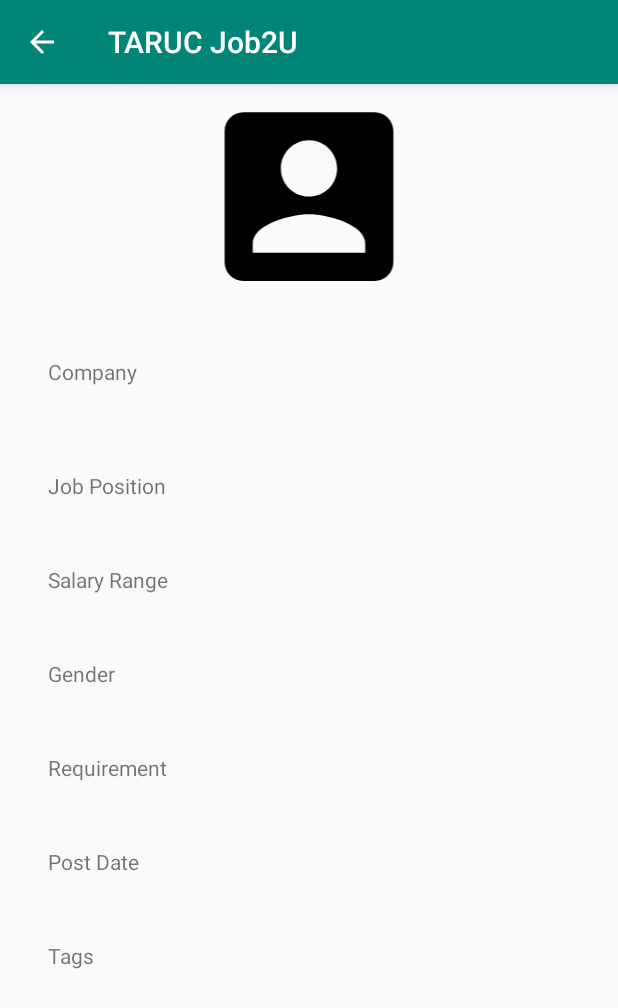
After one commit to DongSin/TARUC_Job2U, an Android app: the JobDetailActivity screen opened directly, with no data from a screen before it, on a phone screen of 412 x 824 dp. The commit adds this screen. Shown: the top 1008 px of the screen. Run offline under Robolectric (Android 15) with nearby library versions, the phone set to English and light mode, and no system bars; our stand-ins replace Firebase (no records; nobody signed in at launch, a user with empty details on screens opened directly), Picasso; 9 statements that could not run were skipped.

Commit message:
cant access file can retrive list

```diff
--- a/app/src/main/AndroidManifest.xml
+++ b/app/src/main/AndroidManifest.xml
@@ -12,7 +12,7 @@
         android:roundIcon="@mipmap/ic_launcher_round"
         android:supportsRtl="true"
         android:theme="@style/AppTheme">
-        <activity android:name=".Job_Detail_Activity"></activity>
+        <activity android:name=".JobDetailActivity" android:parentActivityName=".MainActivity"></activity>
         <activity
             android:name=".MainActivity"
             android:label="@string/app_name">
--- /dev/null
+++ b/app/src/main/java/com/example/tarucjob2u/JobDetailActivity.kt
@@ -0,0 +1,61 @@
+package com.example.tarucjob2u
+
+import androidx.appcompat.app.AppCompatActivity
+import android.os.Bundle
+import android.util.Log
+import android.widget.Toast
+import androidx.lifecycle.Observer
+import androidx.lifecycle.ViewModelProviders
+import androidx.recyclerview.widget.LinearLayoutManager
+import com.example.tarucjob2u.ui.home.LatestJobFragment
+import com.google.firebase.database.FirebaseDatabase
+import com.squareup.picasso.Picasso
+import kotlinx.android.synthetic.main.activity_job__detail_.*
+import com.google.firebase.database.DatabaseError
+import com.google.firebase.database.DataSnapshot
+import com.google.firebase.database.ValueEventListener
+import java.text.SimpleDateFormat
+
+
+class JobDetailActivity : AppCompatActivity() {
+
+    private lateinit var job: Job
+
+    override fun onCreate(savedInstanceState: Bundle?) {
+        super.onCreate(savedInstanceState)
+        setContentView(R.layout.activity_job__detail_)
+
+        getIncomingIntent()
+        if (job.imageUrl != "") {
+            Picasso.with(this).load(job.imageUrl).fit().centerCrop().into(imageViewCompany)
+        } else {
+            imageViewCompany.setImageResource(R.drawable.ic_account_box_black_24dp)
+        }
+
+        textViewCompany.text = job.companyName
+        textViewJobTitle.text = job.jobTitle
+        textViewSalary.text = "RM" + job.minSalary + " - RM" + job.maxSalary
+        textViewGender.text = job.gender
+        textViewPostDate.text = SimpleDateFormat("yyyy.MM.dd HH:mm").format(job.date_create)
+        textViewRequirement.text = job.requirement
+
+        val tagAdapter = TagAdapter(this)
+        tagAdapter.setTagList(job.tags)
+        recyclerViewTags.adapter = tagAdapter
+        recyclerViewTags.layoutManager =
+            LinearLayoutManager(this, LinearLayoutManager.HORIZONTAL, false)
+    }
+
+    private fun getIncomingIntent() {
+        if (intent.hasExtra("job")) {
+            Log.d("Debug", "intent success")
+            job = intent.getParcelableExtra<Job>("job")
+
+
+
+        } else {
+            Log.d("Debug", "intent failed")
+            finish()
+        }
+    }
+}
--- /dev/null
+++ b/app/src/main/java/com/example/tarucjob2u/TagAdapter.kt
@@ -0,0 +1,40 @@
+package com.example.tarucjob2u
+
+import android.content.Context
+import android.view.LayoutInflater
+import android.view.View
+import android.view.ViewGroup
+import android.widget.TextView
+import androidx.recyclerview.widget.RecyclerView
+
+class TagAdapter internal constructor(context: Context):RecyclerView.Adapter<TagAdapter.TagViewHolder>() {
+
+    private val inflater:LayoutInflater = LayoutInflater.from(context)
+    private var tagList = emptyList<String>()
+    private val mContext = context
+
+    override fun onCreateViewHolder(parent: ViewGroup, viewType: Int): TagViewHolder {
+        val itemView = inflater.inflate(R.layout.tag_record,parent,false)
+        return TagViewHolder(itemView)
+    }
+
+    override fun getItemCount(): Int {
+        return tagList.size
+    }
+
+    override fun onBindViewHolder(holder: TagViewHolder, position: Int) {
+        val tag = tagList[position]
+
+        holder.textViewTag.text = tag
+    }
+
+    fun setTagList(tagList:List<String>){
+        this.tagList = tagList
+        notifyDataSetChanged()
+    }
+
+    inner class TagViewHolder(itemView:View):RecyclerView.ViewHolder(itemView) {
+        val textViewTag:TextView = itemView.findViewById(R.id.textViewTag)
+
+    }
+}
--- a/app/src/main/java/com/example/tarucjob2u/User.kt
+++ b/app/src/main/java/com/example/tarucjob2u/User.kt
@@ -5,6 +5,7 @@
     var name:String,
     var email:String,
     val password:String,
+    val gender:String,
     var interest:List<String>,
     var profession:String
 ) {
--- a/app/src/main/java/com/example/tarucjob2u/ui/home/LatestJobFragment.kt
+++ b/app/src/main/java/com/example/tarucjob2u/ui/home/LatestJobFragment.kt
@@ -14,9 +14,9 @@ import com.example.tarucjob2u.JobViewModel
 import com.example.tarucjob2u.R
 import kotlinx.android.synthetic.main.fragment_latest_jobs.*
 
-class LatestJobFragment:Fragment() {
+class LatestJobFragment : Fragment() {
 
-    private lateinit var jobViewModel: JobViewModel
+    lateinit var jobViewModel: JobViewModel
 
     override fun onCreateView(
         inflater: LayoutInflater,
@@ -38,7 +38,7 @@ class LatestJobFragment:Fragment() {
         jobViewModel = ViewModelProviders.of(requireActivity()).get(JobViewModel::class.java)
         jobViewModel.jobList.observe(viewLifecycleOwner,
             Observer {
-                if(it.isNotEmpty()){
+                if (it.isNotEmpty()) {
 
                     adapter.setJobList(it)
                 }
--- a/app/src/main/res/layout/activity_job__detail_.xml
+++ b/app/src/main/res/layout/activity_job__detail_.xml
@@ -4,62 +4,178 @@
     xmlns:tools="http://schemas.android.com/tools"
     android:layout_width="match_parent"
     android:layout_height="match_parent"
-    tools:context=".Job_Detail_Activity">
+    tools:context=".JobDetailActivity">
+
+    <ScrollView
+        android:layout_width="match_parent"
+        android:layout_height="match_parent">
+
+        <LinearLayout
+            android:layout_width="match_parent"
+            android:layout_height="wrap_content"
+            android:orientation="vertical" >
 
             <ImageView
-        android:id="@+id/imageView"
-        android:layout_width="0dp"
-        android:layout_height="200dp"
-        app:layout_constraintEnd_toEndOf="parent"
-        app:layout_constraintStart_toStartOf="parent"
-        app:layout_constraintTop_toTopOf="parent"
+                android:id="@+id/imageViewCompany"
+                android:layout_width="match_parent"
+                android:layout_height="150dp"
                 tools:srcCompat="@tools:sample/avatars" />
 
             <TextView
+                android:id="@+id/textView7"
+                android:layout_width="match_parent"
+                android:layout_height="wrap_content"
+                android:layout_marginStart="32dp"
+                android:layout_marginLeft="32dp"
+                android:layout_marginTop="32dp"
+                android:layout_marginEnd="32dp"
+                android:layout_marginRight="32dp"
+                android:text="@string/company_name" />
+
+            <TextView
                 android:id="@+id/textViewCompany"
-        android:layout_width="0dp"
+                android:layout_width="match_parent"
                 android:layout_height="wrap_content"
-        android:layout_marginStart="16dp"
-        android:layout_marginLeft="16dp"
-        android:layout_marginTop="32dp"
-        android:layout_marginEnd="16dp"
-        android:layout_marginRight="16dp"
-        android:textSize="40sp"
-        android:textStyle="bold"
-        app:layout_constraintEnd_toEndOf="parent"
-        app:layout_constraintStart_toStartOf="parent"
-        app:layout_constraintTop_toBottomOf="@+id/imageView" />
+                android:layout_marginStart="32dp"
+                android:layout_marginLeft="32dp"
+                android:layout_marginEnd="32dp"
+                android:layout_marginRight="32dp"
+                android:textSize="30sp"
+                android:textStyle="bold" />
+
+            <TextView
+                android:id="@+id/textView8"
+                android:layout_width="match_parent"
+                android:layout_height="wrap_content"
+                android:layout_marginStart="32dp"
+                android:layout_marginLeft="32dp"
+                android:layout_marginTop="16dp"
+                android:layout_marginEnd="32dp"
+                android:layout_marginRight="32dp"
+                android:text="@string/job_title" />
 
             <TextView
                 android:id="@+id/textViewJobTitle"
-        android:layout_width="0dp"
+                android:layout_width="match_parent"
                 android:layout_height="wrap_content"
+                android:layout_marginStart="32dp"
+                android:layout_marginLeft="32dp"
+                android:layout_marginEnd="32dp"
+                android:layout_marginRight="32dp"
+                android:textSize="20sp" />
+
+            <TextView
+                android:id="@+id/textView"
+                android:layout_width="match_parent"
+                android:layout_height="wrap_content"
+                android:layout_marginStart="32dp"
+                android:layout_marginLeft="32dp"
                 android:layout_marginTop="16dp"
-        android:textSize="30sp"
-        app:layout_constraintEnd_toEndOf="@+id/textViewCompany"
-        app:layout_constraintStart_toStartOf="@+id/textViewCompany"
-        app:layout_constraintTop_toBottomOf="@+id/textViewCompany" />
+                android:layout_marginEnd="32dp"
+                android:layout_marginRight="32dp"
+                android:text="@string/salary_range" />
 
             <TextView
                 android:id="@+id/textViewSalary"
-        android:layout_width="0dp"
+                android:layout_width="match_parent"
                 android:layout_height="wrap_content"
+                android:layout_marginStart="32dp"
+                android:layout_marginLeft="32dp"
+                android:layout_marginEnd="32dp"
+                android:layout_marginRight="32dp"
+                android:textSize="20sp" />
+
+            <TextView
+                android:id="@+id/textView9"
+                android:layout_width="match_parent"
+                android:layout_height="wrap_content"
+                android:layout_marginStart="32dp"
+                android:layout_marginLeft="32dp"
                 android:layout_marginTop="16dp"
-        android:textSize="30sp"
-        app:layout_constraintEnd_toEndOf="@+id/textViewCompany"
-        app:layout_constraintHorizontal_bias="0.0"
-        app:layout_constraintStart_toStartOf="@+id/textViewCompany"
-        app:layout_constraintTop_toBottomOf="@+id/textViewJobTitle" />
+                android:layout_marginEnd="32dp"
+                android:layout_marginRight="32dp"
+                android:text="@string/gender" />
+
+            <TextView
+                android:id="@+id/textViewGender"
+                android:layout_width="match_parent"
+                android:layout_height="wrap_content"
+                android:layout_marginStart="32dp"
+                android:layout_marginLeft="32dp"
+                android:layout_marginEnd="32dp"
+                android:layout_marginRight="32dp"
+                android:textSize="20sp" />
+
+            <TextView
+                android:id="@+id/textView10"
+                android:layout_width="match_parent"
+                android:layout_height="wrap_content"
+                android:layout_marginStart="32dp"
+                android:layout_marginLeft="32dp"
+                android:layout_marginTop="16dp"
+                android:layout_marginEnd="32dp"
+                android:layout_marginRight="32dp"
+                android:text="@string/requirement" />
 
             <TextView
                 android:id="@+id/textViewRequirement"
-        android:layout_width="0dp"
+                android:layout_width="match_parent"
                 android:layout_height="wrap_content"
+                android:layout_marginStart="32dp"
+                android:layout_marginLeft="32dp"
+                android:layout_marginEnd="32dp"
+                android:layout_marginRight="32dp"
+                android:maxHeight="40sp"
+                android:maxLines="1000"
+                android:minLines="1"
+                android:textSize="20sp" />
+
+            <TextView
+                android:id="@+id/textView11"
+                android:layout_width="match_parent"
+                android:layout_height="wrap_content"
+                android:layout_marginStart="32dp"
+                android:layout_marginLeft="32dp"
                 android:layout_marginTop="16dp"
+                android:layout_marginEnd="32dp"
+                android:layout_marginRight="32dp"
+                android:text="@string/post_date" />
+
+            <TextView
+                android:id="@+id/textViewPostDate"
+                android:layout_width="match_parent"
+                android:layout_height="wrap_content"
+                android:layout_marginStart="32dp"
+                android:layout_marginLeft="32dp"
+                android:layout_marginEnd="32dp"
+                android:layout_marginRight="32dp"
                 android:maxHeight="40sp"
-        android:textSize="30sp"
-        app:layout_constraintEnd_toEndOf="@+id/textViewCompany"
-        app:layout_constraintHorizontal_bias="0.0"
-        app:layout_constraintStart_toStartOf="@+id/textViewCompany"
-        app:layout_constraintTop_toBottomOf="@+id/textViewSalary" />
+                android:textSize="20sp" />
+
+            <TextView
+                android:id="@+id/textView12"
+                android:layout_width="match_parent"
+                android:layout_height="wrap_content"
+                android:layout_marginStart="32dp"
+                android:layout_marginLeft="32dp"
+                android:layout_marginTop="16dp"
+                android:layout_marginEnd="32dp"
+                android:layout_marginRight="32dp"
+                android:text="@string/tags" />
+
+            <androidx.recyclerview.widget.RecyclerView
+                android:id="@+id/recyclerViewTags"
+                android:layout_width="match_parent"
+                android:layout_height="wrap_content"
+                android:layout_marginStart="32dp"
+                android:layout_marginLeft="32dp"
+                android:layout_marginEnd="32dp"
+                android:layout_marginRight="32dp"
+                android:layout_marginBottom="32dp"
+                android:orientation="horizontal"
+                android:scrollbars="vertical"
+                tools:listitem="@layout/tag_record" />
+        </LinearLayout>
+    </ScrollView>
+
 </androidx.constraintlayout.widget.ConstraintLayout>
--- a/app/src/main/res/values/strings.xml
+++ b/app/src/main/res/values/strings.xml
@@ -14,4 +14,11 @@
     <string name="invalid_username">Not a valid username</string>
     <string name="invalid_password">Password must be >5 characters</string>
     <string name="login_failed">"Login failed"</string>
+    <string name="salary_range">Salary Range</string>
+    <string name="company_name">Company</string>
+    <string name="job_title">Job Position</string>
+    <string name="gender">Gender</string>
+    <string name="requirement">Requirement</string>
+    <string name="post_date">Post Date</string>
+    <string name="tags">Tags</string>
 </resources>
```
Also changed, not shown: app/src/main/java/com/example/tarucjob2u/Job.kt (+51 -4 lines), app/src/main/java/com/example/tarucjob2u/JobAdapter.kt (+12 -0 lines), app/src/main/java/com/example/tarucjob2u/JobViewModel.kt (+4 -4 lines), app/src/main/java/com/example/tarucjob2u/Job_Detail_Activity.kt (deleted, +0 -12 lines), app/src/main/res/layout/tag_record.xml (added, +26 -0 lines). Lines whose indentation alone changed are shown as unchanged.
